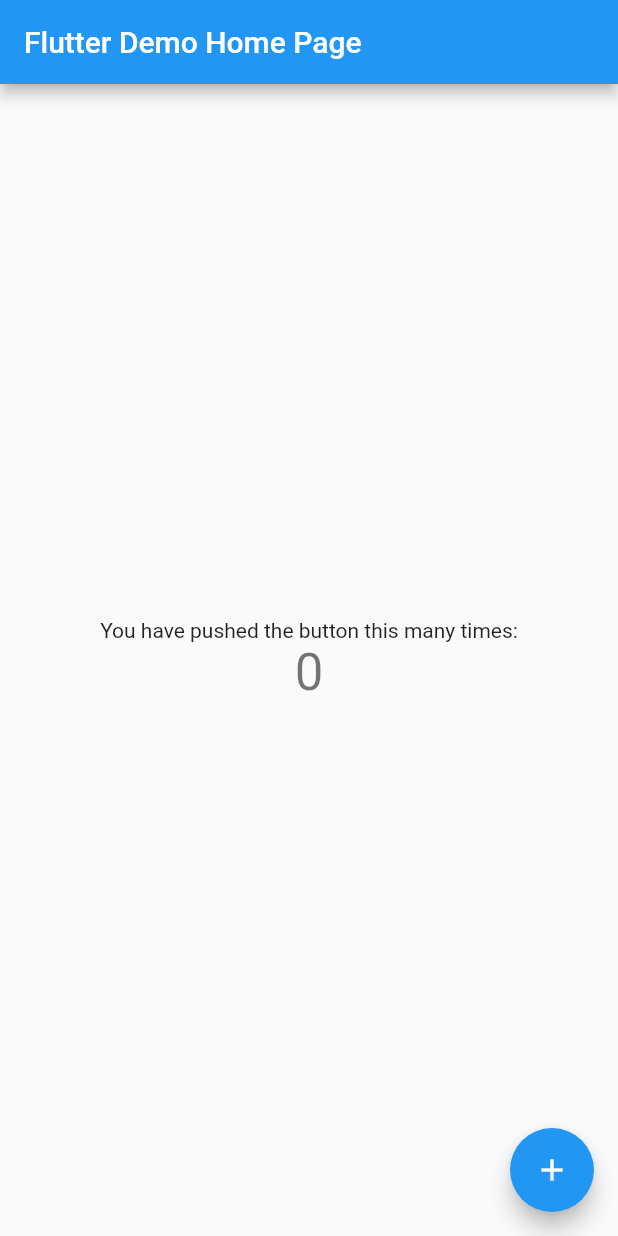
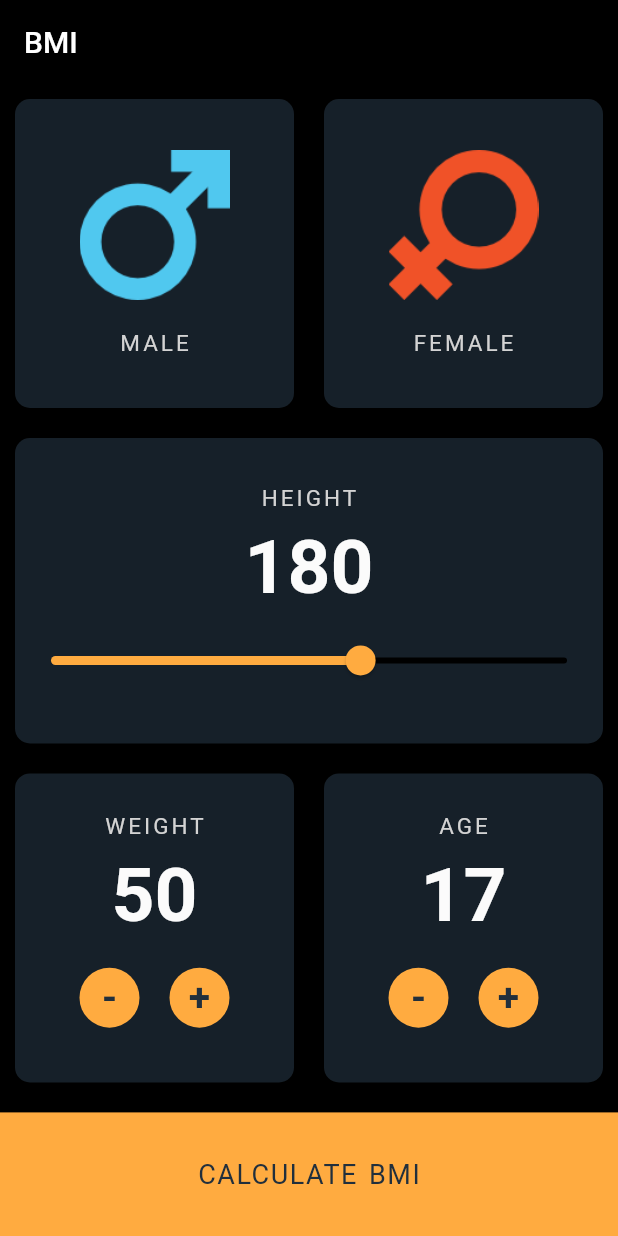
Before and after one commit to saizonou/BMI-Calculator-with-flutter, a Flutter app: the screen it shows after launch, on a phone screen of 412 x 824 dp. Run offline on Flutter 3.47's test engine with Material 2 defaults, Android fonts, the phone set to English and light mode, and no system bars.

Commit message:
initial commit

```diff
--- /dev/null
+++ b/lib/bmipage.dart
@@ -0,0 +1,285 @@
+import 'package:flutter/material.dart';
+import 'package:bmi_calculator/resultpage.dart';
+import 'package:bmi_calculator/theame.dart';
+
+class BmiPage extends StatefulWidget {
+  @override
+  _BmiPageState createState() => _BmiPageState();
+}
+
+class _BmiPageState extends State<BmiPage> {
+  int age = 17;
+  int weight = 50;
+
+  int height = 180;
+  double maxHeight = 220;
+  double minHeight = 120;
+
+  ageIncrement() {
+    setState(() {
+      age++;
+    });
+  }
+
+  ageDecrement() {
+    setState(() {
+      age--;
+    });
+  }
+
+  weightIncrement() {
+    setState(() {
+      weight++;
+    });
+  }
+
+  weightDecrement() {
+    setState(() {
+      weight--;
+    });
+  }
+
+  @override
+  Widget build(BuildContext context) {
+    return Container(
+      color: secondary,
+      child: Column(
+        children: <Widget>[
+          AppBar(
+            title: Text("BMI "),
+            elevation: 0,
+            backgroundColor: Colors.transparent,
+          ),
+          Row(
+            mainAxisAlignment: MainAxisAlignment.spaceBetween,
+            children: <Widget>[
+              Expanded(
+                flex: 1,
+                child: Container(
+                  margin: EdgeInsets.all(10.0),
+                  height: MediaQuery.of(context).size.height * 0.25,
+                  decoration: BoxDecoration(
+                      borderRadius: BorderRadius.circular(10.0),
+                      color: primary),
+                  child: Column(
+                    mainAxisAlignment: MainAxisAlignment.center,
+                    children: <Widget>[
+                      Image.asset(
+                        'images/male.png',
+                        height: 100.0,
+                        width: 100.0,
+                      ),
+                      SizedBox(
+                        height: 20.0,
+                      ),
+                      Text('MALE', style: headlines)
+                    ],
+                  ),
+                ),
+              ),
+              Expanded(
+                flex: 1,
+                child: Container(
+                  margin: EdgeInsets.all(10.0),
+                  height: MediaQuery.of(context).size.height * 0.25,
+                  decoration: BoxDecoration(
+                      borderRadius: BorderRadius.circular(10.0),
+                      color: primary),
+                  child: Column(
+                    mainAxisAlignment: MainAxisAlignment.center,
+                    crossAxisAlignment: CrossAxisAlignment.center,
+                    children: <Widget>[
+                      Image.asset(
+                        'images/female.png',
+                        height: 100.0,
+                        width: 100.0,
+                      ),
+                      SizedBox(
+                        height: 20.0,
+                      ),
+                      Text('FEMALE', style: headlines)
+                    ],
+                  ),
+                ),
+              )
+            ],
+          ),
+          Expanded(
+            flex: 1,
+            child: Container(
+              margin: EdgeInsets.all(10.0),
+              height: MediaQuery.of(context).size.height * 0.25,
+              decoration: BoxDecoration(
+                  borderRadius: BorderRadius.circular(10.0), color: primary),
+              child: Column(
+                mainAxisAlignment: MainAxisAlignment.center,
+                crossAxisAlignment: CrossAxisAlignment.center,
+                children: <Widget>[
+                  Text('HEIGHT', style: headlines),
+                  Padding(
+                    padding: const EdgeInsets.all(8.0),
+                    child: Text("$height", style: boldNumber),
+                  ),
+                  Slider(
+                      value: height.toDouble(),
+                      min: minHeight,
+                      max: maxHeight,
+                      activeColor: Colors.orangeAccent,
+                      inactiveColor: Colors.black,
+                      onChanged: (double newValue) {
+                        setState(() {
+                          height = newValue.round();
+                        });
+                      },
+                      semanticFormatterCallback: (double newValue) {
+                        return '$newValue.round()';
+                      })
+                ],
+              ),
+            ),
+          ),
+          Row(
+            mainAxisAlignment: MainAxisAlignment.spaceBetween,
+            children: <Widget>[
+              Expanded(
+                flex: 1,
+                child: Container(
+                  margin: EdgeInsets.all(10.0),
+                  height: MediaQuery.of(context).size.height * 0.25,
+                  decoration: BoxDecoration(
+                      borderRadius: BorderRadius.circular(10.0),
+                      color: primary),
+                  child: Column(
+                    mainAxisAlignment: MainAxisAlignment.center,
+                    children: <Widget>[
+                      Text('WEIGHT', style: headlines),
+                      Padding(
+                        padding: const EdgeInsets.all(8.0),
+                        child: Text("$weight", style: boldNumber),
+                      ),
+                      Row(
+                        mainAxisAlignment: MainAxisAlignment.center,
+                        children: <Widget>[
+                          InkWell(
+                            onTap: weightDecrement,
+                            child: Container(
+                              height: 40.0,
+                              width: 40.0,
+                              margin: EdgeInsets.all(10.0),
+                              decoration: BoxDecoration(
+                                  borderRadius: BorderRadius.circular(20.0),
+                                  color: Colors.orangeAccent),
+                              child: Center(
+                                child: Text(
+                                  "-",
+                                  style: secondaryButtonColorStyle,
+                                ),
+                              ),
+                            ),
+                          ),
+                          Container(
+                            height: 40.0,
+                            width: 40.0,
+                            margin: EdgeInsets.all(10.0),
+                            decoration: BoxDecoration(
+                                borderRadius: BorderRadius.circular(20.0),
+                                color: Colors.orangeAccent),
+                            child: InkWell(
+                              onTap: weightIncrement,
+                              child: Center(
+                                child: Text(
+                                  "+",
+                                  style: secondaryButtonColorStyle,
+                                ),
+                              ),
+                            ),
+                          )
+                        ],
+                      )
+                    ],
+                  ),
+                ),
+              ),
+              Expanded(
+                flex: 1,
+                child: Container(
+                  margin: EdgeInsets.all(10.0),
+                  height: MediaQuery.of(context).size.height * 0.25,
+                  decoration: BoxDecoration(
+                      borderRadius: BorderRadius.circular(10.0),
+                      color: primary),
+                  child: Column(
+                    mainAxisAlignment: MainAxisAlignment.center,
+                    children: <Widget>[
+                      Text('AGE', style: headlines),
+                      Padding(
+                        padding: const EdgeInsets.all(8.0),
+                        child: Text("$age", style: boldNumber),
+                      ),
+                      Row(
+                        mainAxisAlignment: MainAxisAlignment.center,
+                        children: <Widget>[
+                          InkWell(
+                            onTap: ageDecrement,
+                            child: Container(
+                              height: 40.0,
+                              width: 40.0,
+                              margin: EdgeInsets.all(10.0),
+                              decoration: BoxDecoration(
+                                  borderRadius: BorderRadius.circular(20.0),
+                                  color: Colors.orangeAccent),
+                              child: Center(
+                                child: Text(
+                                  "-",
+                                  style: secondaryButtonColorStyle,
+                                ),
+                              ),
+                            ),
+                          ),
+                          Container(
+                            height: 40.0,
+                            width: 40.0,
+                            margin: EdgeInsets.all(10.0),
+                            decoration: BoxDecoration(
+                                borderRadius: BorderRadius.circular(20.0),
+                                color: Colors.orangeAccent),
+                            child: InkWell(
+                              onTap: ageIncrement,
+                              child: Center(
+                                child: Text(
+                                  "+",
+                                  style: secondaryButtonColorStyle,
+                                ),
+                              ),
+                            ),
+                          )
+                        ],
+                      )
+                    ],
+                  ),
+                ),
+              )
+            ],
+          ),
+          InkWell(
+            onTap: () => Navigator.push(
+                context,
+                MaterialPageRoute(
+                    builder: (context) => ResultPage(
+                          height: height,
+                          weight: weight,
+                        ))),
+            child: Container(
+              color: primaryButtonColor,
+              margin: EdgeInsets.only(top: 10.0),
+              height: MediaQuery.of(context).size.height * 0.1,
+              child: Center(
+                child: Text('CALCULATE BMI', style: primaryButtonStyle),
+              ),
+            ),
+          ),
+        ],
+      ),
+    );
+  }
+}
--- a/lib/main.dart
+++ b/lib/main.dart
@@ -1,111 +1,47 @@
 import 'package:flutter/material.dart';
+import 'package:flutter/services.dart';
+
+import 'bmipage.dart';
 
 void main() => runApp(MyApp());
 
 class MyApp extends StatelessWidget {
-  // This widget is the root of your application.
   @override
   Widget build(BuildContext context) {
+    SystemChrome.setPreferredOrientations([DeviceOrientation.portraitUp,
+    DeviceOrientation.portraitDown]);
     return MaterialApp(
-      title: 'Flutter Demo',
-      theme: ThemeData(
-        // This is the theme of your application.
-        //
-        // Try running your application with "flutter run". You'll see the
-        // application has a blue toolbar. Then, without quitting the app, try
-        // changing the primarySwatch below to Colors.green and then invoke
-        // "hot reload" (press "r" in the console where you ran "flutter run",
-        // or simply save your changes to "hot reload" in a Flutter IDE).
-        // Notice that the counter didn't reset back to zero; the application
-        // is not restarted.
-        primarySwatch: Colors.blue,
-      ),
-      home: MyHomePage(title: 'Flutter Demo Home Page'),
+      title: 'Material App',
+      debugShowCheckedModeBanner: false,
+      theme: ThemeData.dark(),
+      home: HomePage(),
+      // routes: <String, WidgetBuilder>{
+      //   '/': (context) => HomePage(),
+      //   '/second': (context) => SecondApp()
+      // },
     );
   }
 }
 
-class MyHomePage extends StatefulWidget {
-  MyHomePage({Key key, this.title}) : super(key: key);
-
-  // This widget is the home page of your application. It is stateful, meaning
-  // that it has a State object (defined below) that contains fields that affect
-  // how it looks.
-
-  // This class is the configuration for the state. It holds the values (in this
-  // case the title) provided by the parent (in this case the App widget) and
-  // used by the build method of the State. Fields in a Widget subclass are
-  // always marked "final".
-
-  final String title;
+class HomePage extends StatefulWidget {
 
   @override
-  _MyHomePageState createState() => _MyHomePageState();
+  _HomePageState createState() => _HomePageState();
 }
 
-class _MyHomePageState extends State<MyHomePage> {
-  int _counter = 0;
+class _HomePageState extends State<HomePage> {
+  // final _textControler = new TextEditingController();
 
-  void _incrementCounter() {
-    setState(() {
-      // This call to setState tells the Flutter framework that something has
-      // changed in this State, which causes it to rerun the build method below
-      // so that the display can reflect the updated values. If we changed
-      // _counter without calling setState(), then the build method would not be
-      // called again, and so nothing would appear to happen.
-      _counter++;
-    });
-  }
+  // @override
+  // void dispose() {
+  //   _textControler.dispose();
+  //   super.dispose();
+  // }
 
   @override
   Widget build(BuildContext context) {
-    // This method is rerun every time setState is called, for instance as done
-    // by the _incrementCounter method above.
-    //
-    // The Flutter framework has been optimized to make rerunning build methods
-    // fast, so that you can just rebuild anything that needs updating rather
-    // than having to individually change instances of widgets.
     return Scaffold(
-      appBar: AppBar(
-        // Here we take the value from the MyHomePage object that was created by
-        // the App.build method, and use it to set our appbar title.
-        title: Text(widget.title),
-      ),
-      body: Center(
-        // Center is a layout widget. It takes a single child and positions it
-        // in the middle of the parent.
-        child: Column(
-          // Column is also a layout widget. It takes a list of children and
-          // arranges them vertically. By default, it sizes itself to fit its
-          // children horizontally, and tries to be as tall as its parent.
-          //
-          // Invoke "debug painting" (press "p" in the console, choose the
-          // "Toggle Debug Paint" action from the Flutter Inspector in Android
-          // Studio, or the "Toggle Debug Paint" command in Visual Studio Code)
-          // to see the wireframe for each widget.
-          //
-          // Column has various properties to control how it sizes itself and
-          // how it positions its children. Here we use mainAxisAlignment to
-          // center the children vertically; the main axis here is the vertical
-          // axis because Columns are vertical (the cross axis would be
-          // horizontal).
-          mainAxisAlignment: MainAxisAlignment.center,
-          children: <Widget>[
-            Text(
-              'You have pushed the button this many times:',
-            ),
-            Text(
-              '$_counter',
-              style: Theme.of(context).textTheme.display1,
-            ),
-          ],
-        ),
-      ),
-      floatingActionButton: FloatingActionButton(
-        onPressed: _incrementCounter,
-        tooltip: 'Increment',
-        child: Icon(Icons.add),
-      ), // This trailing comma makes auto-formatting nicer for build methods.
-    );
+        body: BmiPage()
+      );
   }
 }
--- /dev/null
+++ b/lib/theame.dart
@@ -0,0 +1,25 @@
+import 'package:bmi_calculator/hextoint.dart';
+import 'package:flutter/material.dart';
+
+Color primary = Color.fromRGBO(28, 40, 51, 0.8);
+Color secondary = Colors.black;
+Color primaryButtonColor = Colors.orangeAccent; //HexColor("e74c3c");
+Color secondaryButtonColor = HexColor("212f3c");
+
+TextStyle headlines =
+    TextStyle(letterSpacing: 2.0, fontSize: 15, color: HexColor("d3d3d3"));
+TextStyle boldNumber = TextStyle(
+    color: HexColor("fbfbfb"), fontWeight: FontWeight.bold, fontSize: 50.0);
+TextStyle secondaryButtonColorStyle = TextStyle(
+    color: secondaryButtonColor, fontWeight: FontWeight.bold, fontSize: 26.0);
+TextStyle primaryButtonStyle = TextStyle(
+    fontSize: 18,
+    fontWeight: FontWeight.normal,
+    letterSpacing: 1,
+    wordSpacing: 2,
+    color: secondaryButtonColor);
+TextStyle resultNumber = TextStyle(
+    color: HexColor("fbfbfb"),
+    fontWeight: FontWeight.bold,
+    fontSize: 80.0,
+    letterSpacing: 0.1);
```
Also changed, not shown: lib/hextoint.dart (added, +17 -0 lines), lib/resultpage.dart (added, +120 -0 lines), pubspec.yaml (+5 -3 lines).
